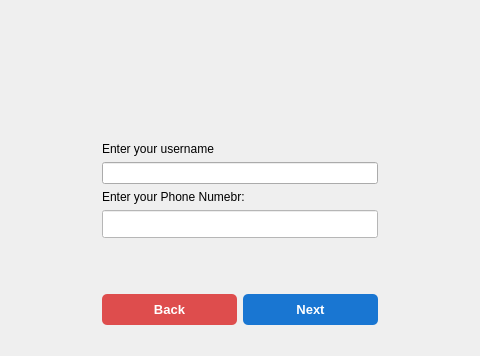
The window that UI/Auth/ForgotPassword/forgot_password.ui (PlaTwo-project/PlaTwo) describes before a commit, drawn with Qt 5; both pictures show x 339 to 819 and y 289 to 645 of the 1153 by 645 pixel window.
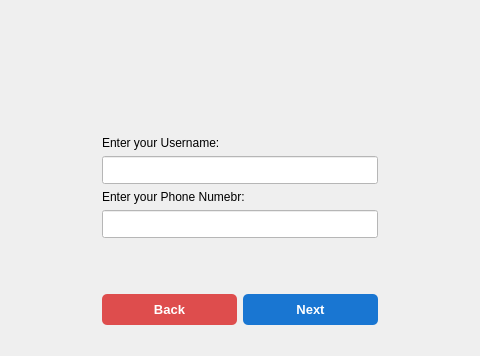
The same window after the commit.

The edit to the form file:
```diff
--- a/UI/Auth/ForgotPassword/forgot_password.ui
+++ b/UI/Auth/ForgotPassword/forgot_password.ui
@@ -168,15 +168,41 @@
        <property name="bottomMargin">
         <number>0</number>
        </property>
-       <item>
+       <item alignment="Qt::AlignmentFlag::AlignBottom">
         <widget class="QLabel" name="label_username">
          <property name="text">
-          <string>Enter your username</string>
+          <string>Enter your Username:</string>
          </property>
         </widget>
        </item>
-       <item>
-        <widget class="QLineEdit" name="lineEdit_username"/>
+       <item alignment="Qt::AlignmentFlag::AlignTop">
+        <widget class="QLineEdit" name="lineEdit_username">
+         <property name="sizePolicy">
+          <sizepolicy hsizetype="Expanding" vsizetype="Fixed">
+           <horstretch>0</horstretch>
+           <verstretch>20</verstretch>
+          </sizepolicy>
+         </property>
+         <property name="minimumSize">
+          <size>
+           <width>110</width>
+           <height>28</height>
+          </size>
+         </property>
+         <property name="maximumSize">
+          <size>
+           <width>350</width>
+           <height>16777215</height>
+          </size>
+         </property>
+         <property name="styleSheet">
+          <string notr="true">QLineEdit {
+    background-color: White;
+    color: black;
+}
+</string>
+         </property>
+        </widget>
        </item>
        <item alignment="Qt::AlignmentFlag::AlignBottom">
         <widget class="QLabel" name="label_3">
```
